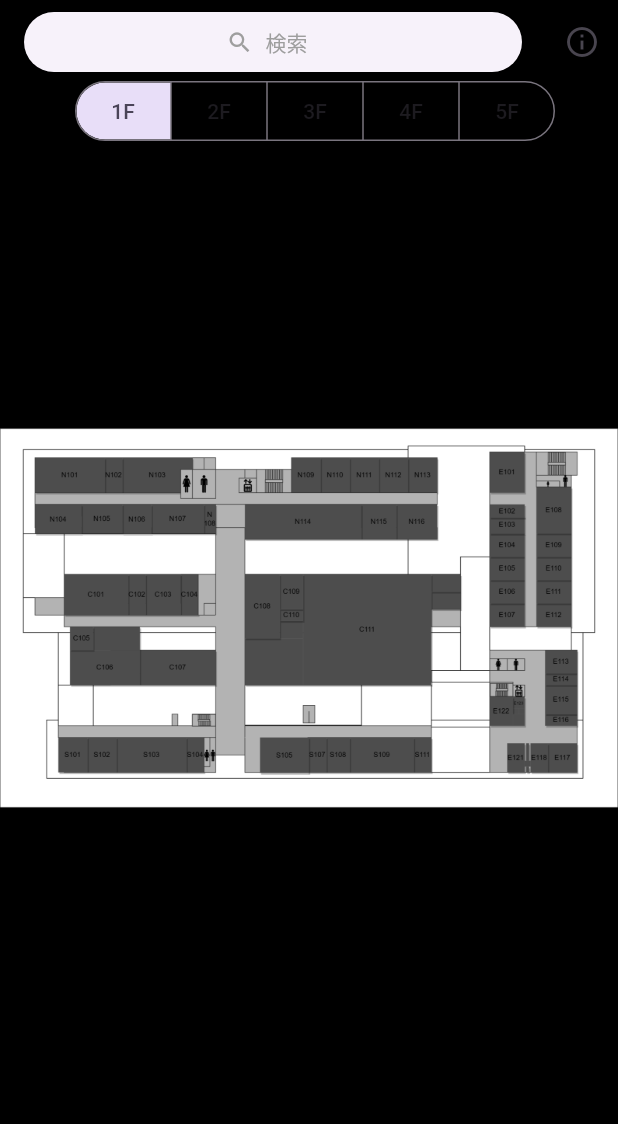
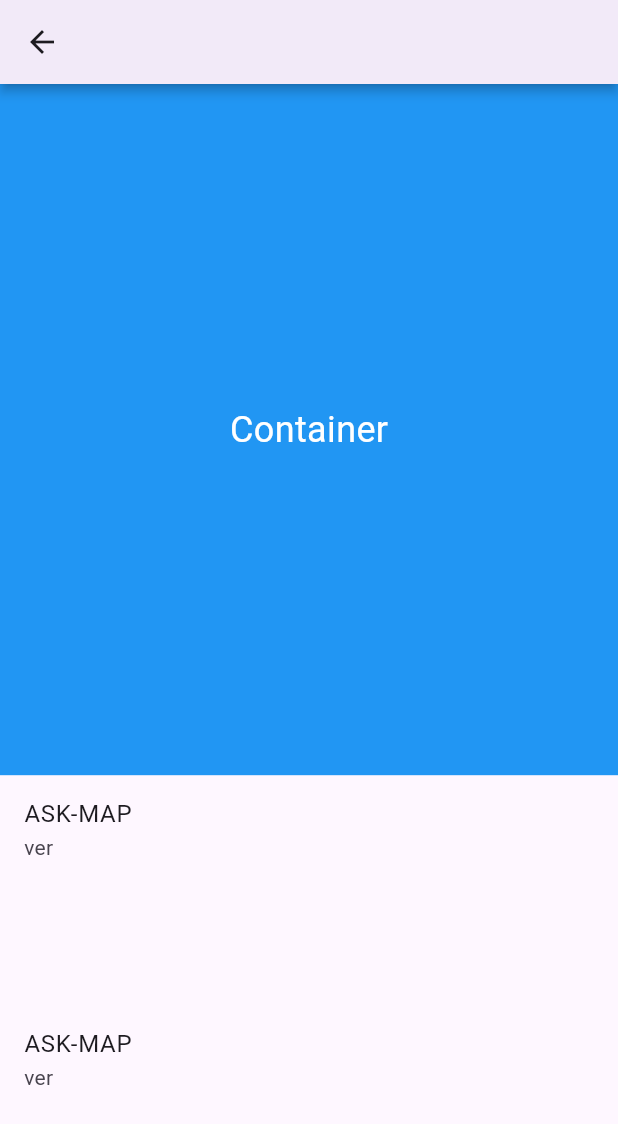
Before and after one commit to OMEGA-himajin/ask-map, a Flutter app: the screen it shows after launch, after a tap on the "info outline" icon, on a phone screen of 412 x 824 dp. Shown: the top 1124 px of the screen. Run offline on Flutter 3.47's test engine with Material 3 defaults, Android fonts, the phone set to English and light mode, and no system bars; drawn by our look-alikes of photo_view.

Commit message:
fix: save temp changes

```diff
--- a/src/ask_map/lib/view/screens/InfoScreen.dart
+++ b/src/ask_map/lib/view/screens/InfoScreen.dart
@@ -1,25 +1,51 @@
 import 'package:flutter/material.dart';
+import 'package:ask_map/view/widgets/CommonAppBar.dart';
 
-class Infoscreen extends StatelessWidget {
-  const Infoscreen({
-    super.key,
-  });
+class InfoScreen extends StatelessWidget {
+  final List<Map<String, String>> items = [
+    {'title': 'ASK-MAP', 'subtitle': 'ver'},
+    {'title': 'LICENSE', 'subtitle': ''},
+    {'title': 'FeedBack', 'subtitle': ''}
+  ];
+  InfoScreen({super.key});
 
   @override
   Widget build(BuildContext context) {
     return Scaffold(
-      appBar: AppBar(),
-      body: ListView(
-        children: const <Widget>[
-          ListTile(
-            title: Text('愛知総合工科マップ'),
-            subtitle: Text('ASK-MAP'),
+      appBar: CommonAppBar.appBar(),
+      body: Column(
+        children: [
+          Expanded(
+            flex: 6,
+            child: Container(
+              color: Colors.blue,
+              child: Center(
+                child: Text(
+                  'Container',
+                  style: TextStyle(color: Colors.white, fontSize: 24),
+                ),
+              ),
+            ),
           ),
-          ListTile(
-            title: Text('ライセンス/LISENSE'),
+          Expanded(
+            flex: 2,
+            child: ListTile(
+              title: Text("ASK-MAP"),
+              subtitle: Text("ver"),
+              onTap: () {
+                // _handleTap(context, 0);
+              },
+            ),
           ),
-          ListTile(
-            title: Text('フィードバック/Feedback'),
+          Expanded(
+            flex: 2,
+            child: ListTile(
+              title: Text("ASK-MAP"),
+              subtitle: Text("ver"),
+              onTap: () {
+                // _handleTap(context, 1);
+              },
+            ),
           ),
         ],
       ),
--- a/src/ask_map/lib/view/screens/SearchScreen.dart
+++ b/src/ask_map/lib/view/screens/SearchScreen.dart
@@ -3,9 +3,7 @@ import 'package:flutter/material.dart';
 import 'package:ask_map/view/widgets/CommonAppBar.dart';
 
 class SearchScreen extends StatefulWidget {
-  const SearchScreen({super.key, required this.title});
-
-  final String title;
+  const SearchScreen({super.key});
 
   @override
   _SearchScreen createState() => _SearchScreen();
@@ -15,7 +13,7 @@ class _SearchScreen extends State<SearchScreen> {
   @override
   Widget build(BuildContext context) {
     return Scaffold(
-      appBar: AppBar(),
+      appBar: CommonAppBar.appBar(),
       body: Center(
         child: Column(
           mainAxisAlignment: MainAxisAlignment.center,
--- a/src/ask_map/lib/view/widgets/CommonAppBar.dart
+++ b/src/ask_map/lib/view/widgets/CommonAppBar.dart
@@ -2,6 +2,9 @@ import 'package:flutter/material.dart';
 
 class CommonAppBar {
   static appBar() {
-    return AppBar();
+    return AppBar(
+      elevation: 3,
+      shadowColor: Colors.black,
+    );
   }
 }
--- a/src/ask_map/lib/view/widgets/MapScreenAppBar.dart
+++ b/src/ask_map/lib/view/widgets/MapScreenAppBar.dart
@@ -1,5 +1,6 @@
 import 'package:flutter/material.dart';
 import 'package:ask_map/view/screens/SearchScreen.dart';
+import 'package:ask_map/view/screens/InfoScreen.dart';
 
 class MapScreenAppBar {
   static appBar() {
@@ -26,7 +27,8 @@ class InfoButton extends StatelessWidget {
   Widget build(BuildContext context) {
     return IconButton(
       onPressed: () {
-        Navigator.pushNamed(context, '/info');
+        Navigator.push(
+            context, MaterialPageRoute(builder: (context) => InfoScreen()));
       },
       icon: const Icon(Icons.info_outline),
     );
@@ -48,10 +50,8 @@ class SearchButton extends StatelessWidget {
           foregroundColor: Colors.grey,
           fixedSize: const Size.fromWidth(double.maxFinite)),
       onPressed: () {
-        Navigator.push(
-            context,
-            MaterialPageRoute(
-                builder: (context) => SearchScreen(title: 'Search')));
+        Navigator.push(context,
+            MaterialPageRoute(builder: (context) => const SearchScreen()));
       },
     );
   }
```
